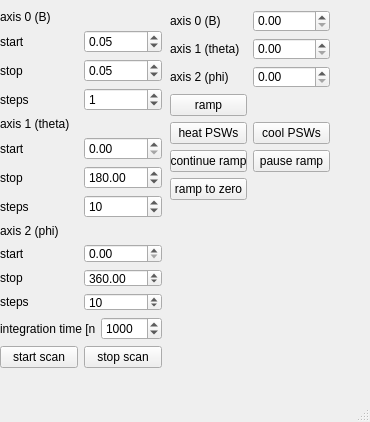
First picture: the form in src/qudi/gui/magnet/ui_vectormagnet_prelim.ui, repository PI3-Stuttgart/squdi, before the edit.
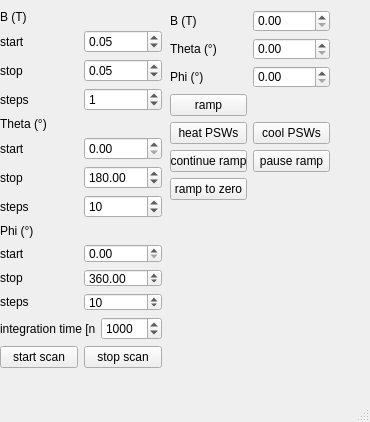
Second picture: the form after the edit.

Patch:
```diff
--- a/src/qudi/gui/magnet/ui_vectormagnet_prelim.ui
+++ b/src/qudi/gui/magnet/ui_vectormagnet_prelim.ui
@@ -29,7 +29,7 @@
        <item>
         <widget class="QLabel" name="label_4">
          <property name="text">
-          <string>axis 0 (B)</string>
+          <string>B (T)</string>
          </property>
         </widget>
        </item>
@@ -95,7 +95,7 @@
        <item>
         <widget class="QLabel" name="label_5">
          <property name="text">
-          <string>axis 1 (theta)</string>
+          <string>Theta (°)</string>
          </property>
         </widget>
        </item>
@@ -156,7 +156,7 @@
          <item>
           <widget class="QLabel" name="label_9">
            <property name="text">
-            <string>axis 2 (phi)</string>
+            <string>Phi (°)</string>
            </property>
           </widget>
          </item>
@@ -276,7 +276,7 @@
      <item row="0" column="0">
       <widget class="QLabel" name="label_14">
        <property name="text">
-        <string>axis 0 (B)</string>
+        <string>B (T)</string>
        </property>
       </widget>
      </item>
@@ -297,14 +297,14 @@
      <item row="1" column="0">
       <widget class="QLabel" name="label_15">
        <property name="text">
-        <string>axis 1 (theta)</string>
+        <string>Theta (°)</string>
        </property>
       </widget>
      </item>
      <item row="2" column="0">
       <widget class="QLabel" name="label_16">
        <property name="text">
-        <string>axis 2 (phi)</string>
+        <string>Phi (°)</string>
        </property>
       </widget>
      </item>
```
